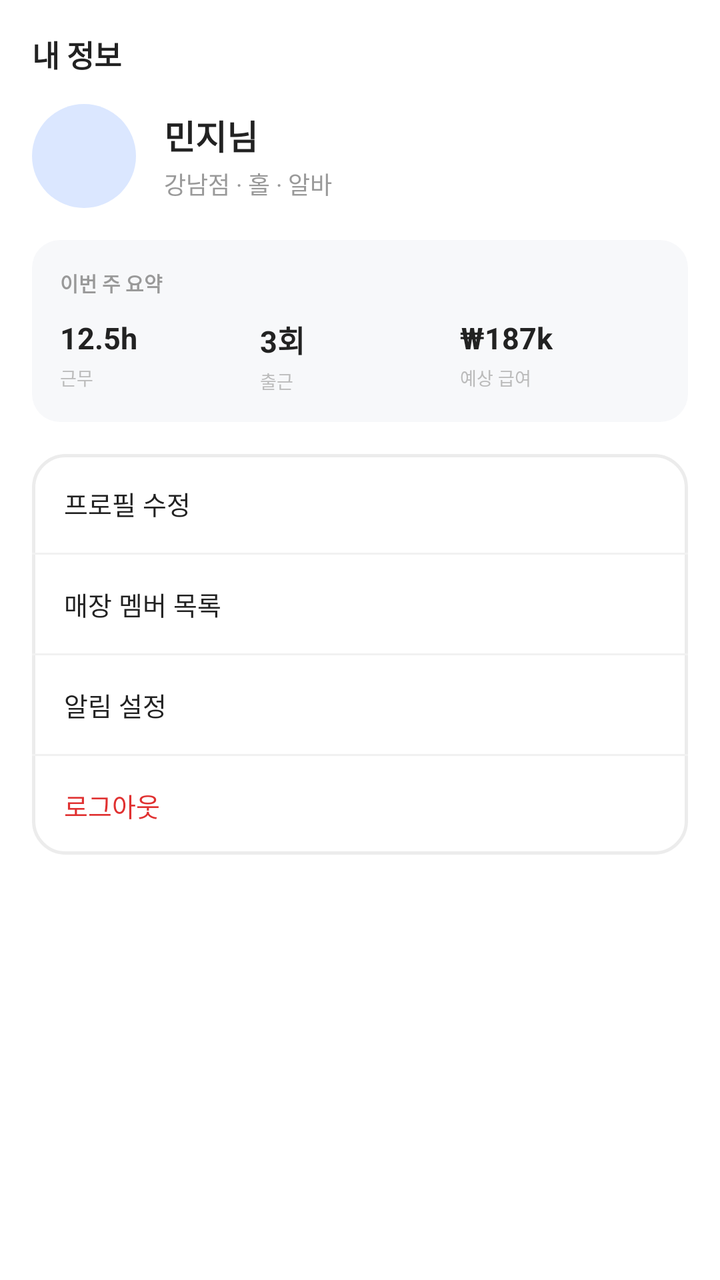
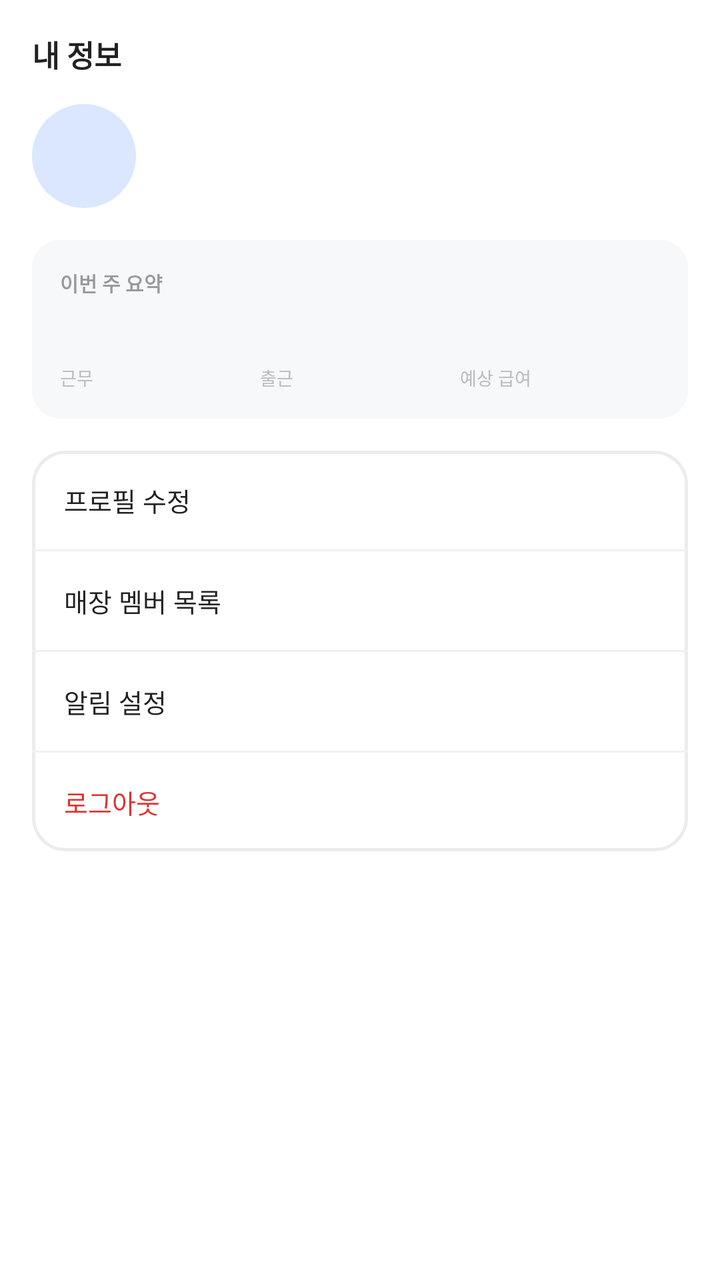

Screens rendered from an Android XML layout before and after an edit, with the pre-edit source and the edit as a unified diff.
<!-- AndroidManifest.xml: application theme Theme.PTManagerEmployee -->
<!-- res/layout/fragment_my.xml -->
<?xml version="1.0" encoding="utf-8"?>
<androidx.core.widget.NestedScrollView xmlns:android="http://schemas.android.com/apk/res/android"
    android:layout_width="match_parent"
    android:layout_height="match_parent"
    android:background="@color/white"
    android:fillViewport="true">

    <LinearLayout
        android:layout_width="match_parent"
        android:layout_height="wrap_content"
        android:orientation="vertical"
        android:paddingHorizontal="16dp"
        android:paddingTop="16dp"
        android:paddingBottom="24dp">

        <TextView
            android:layout_width="wrap_content"
            android:layout_height="wrap_content"
            android:text="내 정보"
            android:textColor="@color/text_primary"
            android:textSize="15sp"
            android:textStyle="bold" />

        
        <LinearLayout
            android:layout_width="match_parent"
            android:layout_height="wrap_content"
            android:layout_marginTop="14dp"
            android:orientation="horizontal"
            android:gravity="center_vertical">

            <View
                android:layout_width="52dp"
                android:layout_height="52dp"
                android:background="@drawable/bg_circle_blue" />

            <LinearLayout
                android:layout_width="0dp"
                android:layout_height="wrap_content"
                android:layout_weight="1"
                android:layout_marginStart="14dp"
                android:orientation="vertical">

                <TextView
                    android:id="@+id/tv_my_name"
                    android:layout_width="wrap_content"
                    android:layout_height="wrap_content"
                    android:text="민지님"
                    android:textColor="@color/text_primary"
                    android:textSize="17sp"
                    android:textStyle="bold" />

                <TextView
                    android:id="@+id/tv_my_sub"
                    android:layout_width="wrap_content"
                    android:layout_height="wrap_content"
                    android:layout_marginTop="3dp"
                    android:text="강남점 · 홀 · 알바"
                    android:textColor="@color/text_tertiary"
                    android:textSize="12sp" />
            </LinearLayout>
        </LinearLayout>

        
        <LinearLayout
            android:layout_width="match_parent"
            android:layout_height="wrap_content"
            android:layout_marginTop="16dp"
            android:orientation="vertical"
            android:background="@drawable/bg_soft_gray"
            android:padding="14dp">

            <TextView
                android:layout_width="wrap_content"
                android:layout_height="wrap_content"
                android:text="이번 주 요약"
                android:textColor="@color/text_tertiary"
                android:textSize="10sp"
                android:textStyle="bold" />

            <LinearLayout
                android:layout_width="match_parent"
                android:layout_height="wrap_content"
                android:layout_marginTop="10dp"
                android:orientation="horizontal"
                android:baselineAligned="false">

                <LinearLayout style="@style/SummaryCol">
                    <TextView style="@style/SummaryNum" android:text="12.5h" />
                    <TextView style="@style/SummaryLabel" android:text="근무" />
                </LinearLayout>

                <LinearLayout style="@style/SummaryCol">
                    <TextView style="@style/SummaryNum" android:text="3회" />
                    <TextView style="@style/SummaryLabel" android:text="출근" />
                </LinearLayout>

                <LinearLayout style="@style/SummaryCol">
                    <TextView style="@style/SummaryNum" android:text="₩187k" />
                    <TextView style="@style/SummaryLabel" android:text="예상 급여" />
                </LinearLayout>
            </LinearLayout>
        </LinearLayout>

        
        <LinearLayout
            android:layout_width="match_parent"
            android:layout_height="wrap_content"
            android:layout_marginTop="16dp"
            android:orientation="vertical"
            android:background="@drawable/bg_card"
            android:divider="@drawable/divider_line"
            android:showDividers="middle">

            <TextView android:id="@+id/row_profile" style="@style/MenuRow" android:text="프로필 수정" />
            <TextView android:id="@+id/row_members" style="@style/MenuRow" android:text="매장 멤버 목록" />
            <TextView android:id="@+id/row_noti" style="@style/MenuRow" android:text="알림 설정" />
            <TextView android:id="@+id/row_logout" style="@style/MenuRow" android:text="로그아웃" android:textColor="@color/accent_red" />
        </LinearLayout>
    </LinearLayout>
</androidx.core.widget.NestedScrollView>
<!-- resources referenced by this layout -->
<resources>
  <color name="accent_red">#E03131</color>
  <color name="text_primary">#222222</color>
  <color name="text_tertiary">#999999</color>
  <color name="white">#FFFFFFFF</color>
  <!-- drawable bg_card (drawable) -->
  <?xml version="1.0" encoding="utf-8"?>
  <shape xmlns:android="http://schemas.android.com/apk/res/android" android:shape="rectangle">
      <solid android:color="@color/white" />
      <corners android:radius="16dp" />
      <stroke android:width="1.5dp" android:color="@color/border" />
  </shape>
  <!-- drawable bg_circle_blue (drawable) -->
  <?xml version="1.0" encoding="utf-8"?>
  <shape xmlns:android="http://schemas.android.com/apk/res/android" android:shape="oval">
      <solid android:color="@color/brand_blue_chip" />
  </shape>
  <!-- drawable bg_soft_gray (drawable) -->
  <?xml version="1.0" encoding="utf-8"?>
  <shape xmlns:android="http://schemas.android.com/apk/res/android" android:shape="rectangle">
      <solid android:color="@color/surface_gray" />
      <corners android:radius="14dp" />
  </shape>
  <!-- drawable divider_line (drawable) -->
  <?xml version="1.0" encoding="utf-8"?>
  <shape xmlns:android="http://schemas.android.com/apk/res/android" android:shape="rectangle">
      <size android:height="1dp" />
      <solid android:color="@color/divider" />
  </shape>
  <style name="MenuRow">
          <item name="android:layout_width">match_parent</item>
          <item name="android:layout_height">wrap_content</item>
          <item name="android:textColor">@color/text_primary</item>
          <item name="android:textSize">13sp</item>
          <item name="android:paddingHorizontal">16dp</item>
          <item name="android:paddingVertical">15dp</item>
          <item name="android:background">?attr/selectableItemBackground</item>
      </style>
  <style name="SummaryCol">
          <item name="android:layout_width">0dp</item>
          <item name="android:layout_height">wrap_content</item>
          <item name="android:layout_weight">1</item>
          <item name="android:orientation">vertical</item>
      </style>
  <style name="SummaryLabel">
          <item name="android:layout_width">wrap_content</item>
          <item name="android:layout_height">wrap_content</item>
          <item name="android:layout_marginTop">3dp</item>
          <item name="android:textColor">@color/text_hint</item>
          <item name="android:textSize">9sp</item>
      </style>
  <style name="SummaryNum">
          <item name="android:layout_width">wrap_content</item>
          <item name="android:layout_height">wrap_content</item>
          <item name="android:textColor">@color/text_primary</item>
          <item name="android:textSize">15sp</item>
          <item name="android:textStyle">bold</item>
      </style>
  <style name="Theme.PTManagerEmployee" parent="Base.Theme.PTManagerEmployee" />
  <color name="border">#ECECEC</color>
  <color name="brand_blue_chip">#DBE7FF</color>
  <color name="surface_gray">#F7F8FA</color>
  <color name="divider">#F1F1F1</color>
  <color name="text_hint">#BBBBBB</color>
  <style name="Base.Theme.PTManagerEmployee" parent="Theme.Material3.Light.NoActionBar">
          <item name="colorPrimary">@color/brand_blue</item>
          <item name="colorOnPrimary">@color/white</item>
          <item name="colorSurface">@color/white</item>
          <item name="colorOnSurface">@color/text_primary</item>
          <item name="android:colorBackground">@color/white</item>
          <item name="android:statusBarColor">@color/white</item>
          <item name="android:navigationBarColor">@color/white</item>
          <item name="android:windowLightStatusBar">true</item>
          <item name="android:windowLightNavigationBar" tools:targetApi="o_mr1">true</item>
      </style>
  <color name="brand_blue">#3182F6</color>
</resources>

<!-- the commit's change to res/layout/fragment_my.xml (unified diff, before → after) -->
@@ -45,7 +45,7 @@
                     android:id="@+id/tv_my_name"
                     android:layout_width="wrap_content"
                     android:layout_height="wrap_content"
-                    android:text="민지님"
+                    android:text=""
                     android:textColor="@color/text_primary"
                     android:textSize="17sp"
                     android:textStyle="bold" />
@@ -55,7 +55,7 @@
                     android:layout_width="wrap_content"
                     android:layout_height="wrap_content"
                     android:layout_marginTop="3dp"
-                    android:text="강남점 · 홀 · 알바"
+                    android:text=""
                     android:textColor="@color/text_tertiary"
                     android:textSize="12sp" />
             </LinearLayout>
@@ -86,17 +86,17 @@
                 android:baselineAligned="false">
 
                 <LinearLayout style="@style/SummaryCol">
-                    <TextView style="@style/SummaryNum" android:text="12.5h" />
+                    <TextView style="@style/SummaryNum" android:text="" />
                     <TextView style="@style/SummaryLabel" android:text="근무" />
                 </LinearLayout>
 
                 <LinearLayout style="@style/SummaryCol">
-                    <TextView style="@style/SummaryNum" android:text="3회" />
+                    <TextView style="@style/SummaryNum" android:text="" />
                     <TextView style="@style/SummaryLabel" android:text="출근" />
                 </LinearLayout>
 
                 <LinearLayout style="@style/SummaryCol">
-                    <TextView style="@style/SummaryNum" android:text="₩187k" />
+                    <TextView style="@style/SummaryNum" android:text="" />
                     <TextView style="@style/SummaryLabel" android:text="예상 급여" />
                 </LinearLayout>
             </LinearLayout>
